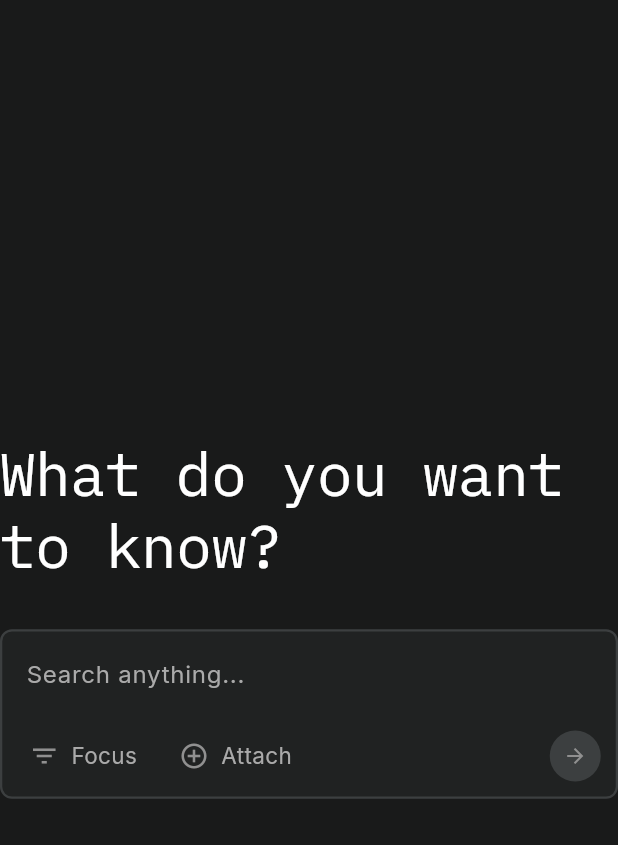
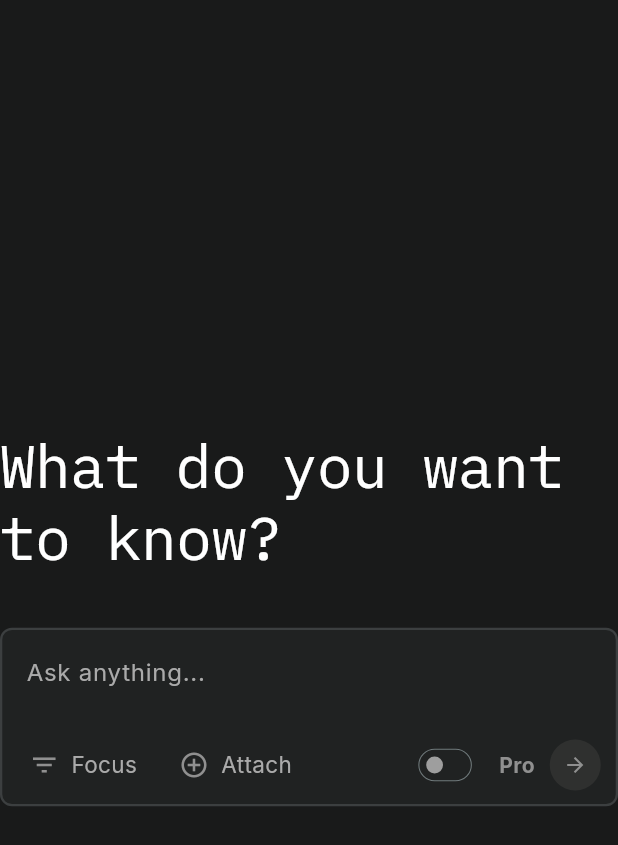
Before and after one commit to piro-piyush/perplexity_clone_frontend, a Flutter app: the SearchSection widget shown alone on an empty page, opened directly, after a tap on the "arrow forward" icon, on a phone screen of 412 x 824 dp. Shown: the top 845 px of the screen. Run offline on Flutter 3.47's test engine with Material 3 defaults, Android fonts, the phone set to English and light mode, and no system bars; our stand-ins replace flutter_markdown, flutter_svg, get, get_storage, google_fonts, skeletonizer and 1 more; missing offline and left inert: web_socket_client; accounts and stored records are empty.

Commit message:
search screen

```diff
--- a/lib/widgets/search_bar_button.dart
+++ b/lib/widgets/search_bar_button.dart
@@ -37,7 +37,7 @@ class _SearchBarButtonState extends State<SearchBarButton> {
           vertical: 4,
         ),
         decoration: BoxDecoration(
-          borderRadius: BorderRadius.circular(6),
+          borderRadius: BorderRadius.circular(20),
           color: isHovered ? XColors.proButton : Colors.transparent,
         ),
         child: Row(
--- a/lib/widgets/search_section.dart
+++ b/lib/widgets/search_section.dart
@@ -1,6 +1,7 @@
 import 'package:flutter/material.dart';
+import 'package:get/get.dart';
 import 'package:google_fonts/google_fonts.dart';
-import 'package:perplexity_clone/pages/chat_page.dart';
+import 'package:perplexity_clone/routes/routes.dart';
 import 'package:perplexity_clone/services/chat_web_service.dart';
 import 'package:perplexity_clone/utils/constants/colors.dart';
 import 'package:perplexity_clone/widgets/search_bar_button.dart';
@@ -19,7 +20,7 @@ class _SearchSectionState extends State<SearchSection> {
   void initState() {
     super.initState();
     queryController.addListener(() {
-      setState(() {}); // Rebuild the widget tree when the text changes
+      setState(() {});
     });
   }
 
@@ -43,9 +44,10 @@ class _SearchSectionState extends State<SearchSection> {
             letterSpacing: -0.5,
           ),
         ),
-        const SizedBox(height: 32),
+        const SizedBox(height: 36),
         Container(
-          width: 700,
+          width: 640,
+          height: 119,
           decoration: BoxDecoration(
             color: XColors.searchBar,
             borderRadius: BorderRadius.circular(8),
@@ -61,7 +63,7 @@ class _SearchSectionState extends State<SearchSection> {
                 child: TextField(
                   controller: queryController,
                   decoration: InputDecoration(
-                    hintText: 'Search anything...',
+                    hintText: 'Ask anything...',
                     hintStyle: TextStyle(
                       color: XColors.textGrey,
                       fontSize: 16,
@@ -75,6 +77,9 @@ class _SearchSectionState extends State<SearchSection> {
               Padding(
                 padding: const EdgeInsets.all(10.0),
                 child: Row(
+                  mainAxisAlignment: MainAxisAlignment.spaceBetween,
+                  children: [
+                    Row(
                       children: [
                         SearchBarButton(
                           icon: Icons.filter_list_outlined,
@@ -85,24 +90,53 @@ class _SearchSectionState extends State<SearchSection> {
                           icon: Icons.add_circle_outline_outlined,
                           text: 'Attach',
                         ),
-                    const Spacer(),
+                      ],
+                    ),
+                    Row(
+                      children: [
+                        Transform.scale(
+                          scale: 0.7,
+                          child: Switch(
+                            value: false,
+                            onChanged: (value) {
+                              setState(() {
+                                // isOn = value;
+                              });
+                            },
+                            padding: EdgeInsets.zero,
+                            activeColor: XColors.submitButton,
+                            inactiveThumbColor: Colors.grey,
+                            inactiveTrackColor: Colors.transparent,
+                            trackOutlineWidth:
+                                WidgetStateProperty.all(1.0), // Border width
+                          ),
+                        ),
+                        SizedBox(
+                          width: 10,
+                        ),
+                        Text(
+                          "Pro",
+                          style: TextStyle(
+                              color: XColors.iconGrey,
+                              fontWeight: FontWeight.bold,
+                              fontSize: 14),
+                        ),
+                        SizedBox(
+                          width: 10,
+                        ),
                         GestureDetector(
                           onTap: () {
                             ChatWebService().chat(queryController.text.trim());
-                        Navigator.of(context).push(
-                          MaterialPageRoute(
-                            builder: (context) =>
-                                ChatPage(question: queryController.text.trim()),
-                          ),
-                        );
+                            Get.toNamed(XRoutes.chat,
+                                arguments: queryController.text.trim());
                           },
                           child: Container(
                             padding: EdgeInsets.all(9),
                             decoration: BoxDecoration(
                               color: queryController.text.isEmpty
-                              ? XColors.searchBarBorder
+                                  ? XColors.proButton
                                   : XColors.submitButton,
-                          borderRadius: BorderRadius.circular(40),
+                              borderRadius: BorderRadius.circular(32),
                             ),
                             child: Icon(
                               Icons.arrow_forward,
@@ -114,6 +148,8 @@ class _SearchSectionState extends State<SearchSection> {
                           ),
                         )
                       ],
+                    )
+                  ],
                 ),
               )
             ],
```
Lines whose indentation alone changed are shown as unchanged.
